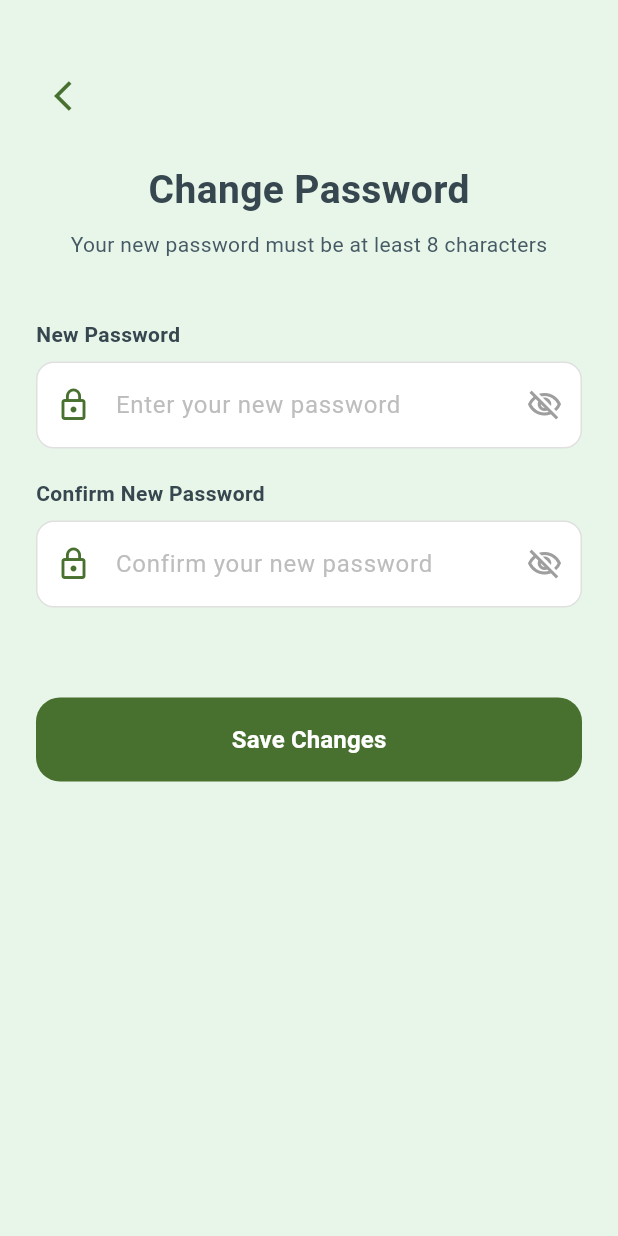
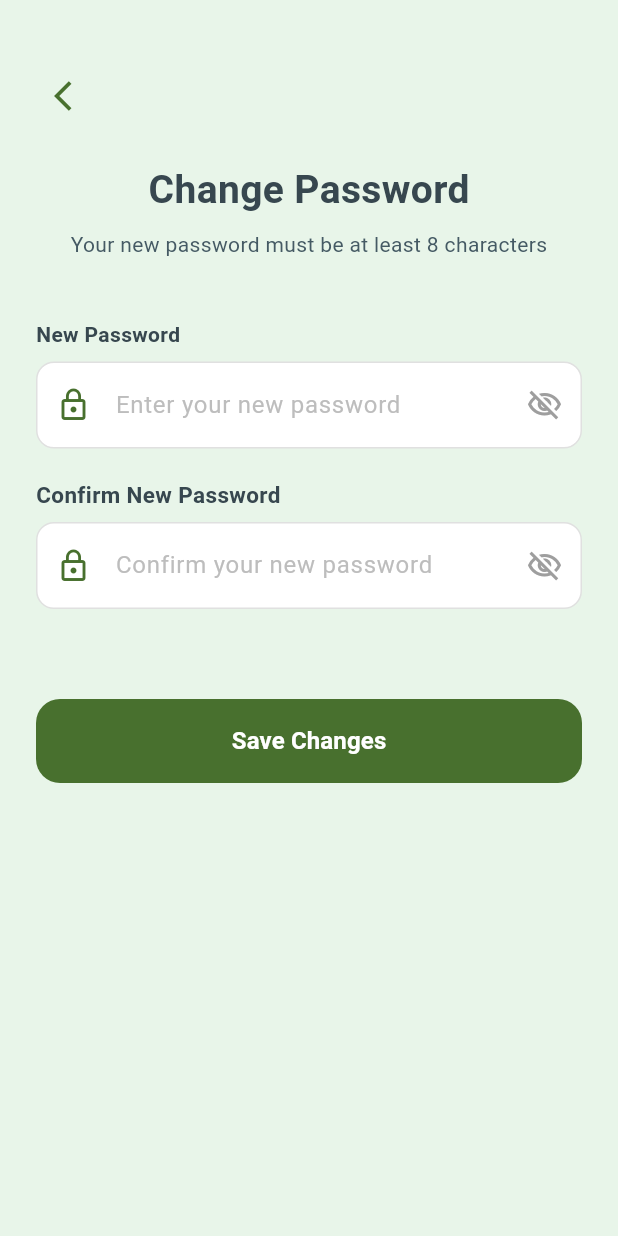
Before and after one commit to ishan2120/Enviora.sdgp, a Flutter app: the ChangePasswordPage screen opened directly, on a phone screen of 412 x 824 dp. Run offline on Flutter 3.47's test engine with Material 3 defaults, Android fonts, the phone set to English and light mode, and no system bars; our stand-ins replace cloud_firestore, firebase_auth, firebase_core, flutter_map, google_maps_flutter, image_picker and 1 more; accounts and stored records are empty.

Commit message:
Testing a fontsize
font

```diff
--- a/lib/pages/change_password_page.dart
+++ b/lib/pages/change_password_page.dart
@@ -185,7 +185,7 @@ class _ChangePasswordPageState extends State<ChangePasswordPage> {
               const Text(
                 'Confirm New Password',
                 style: TextStyle(
-                  fontSize: 14,
+                  fontSize: 15,
                   fontWeight: FontWeight.bold,
                   color: Color(0xFF37474F),
                 ),
```
